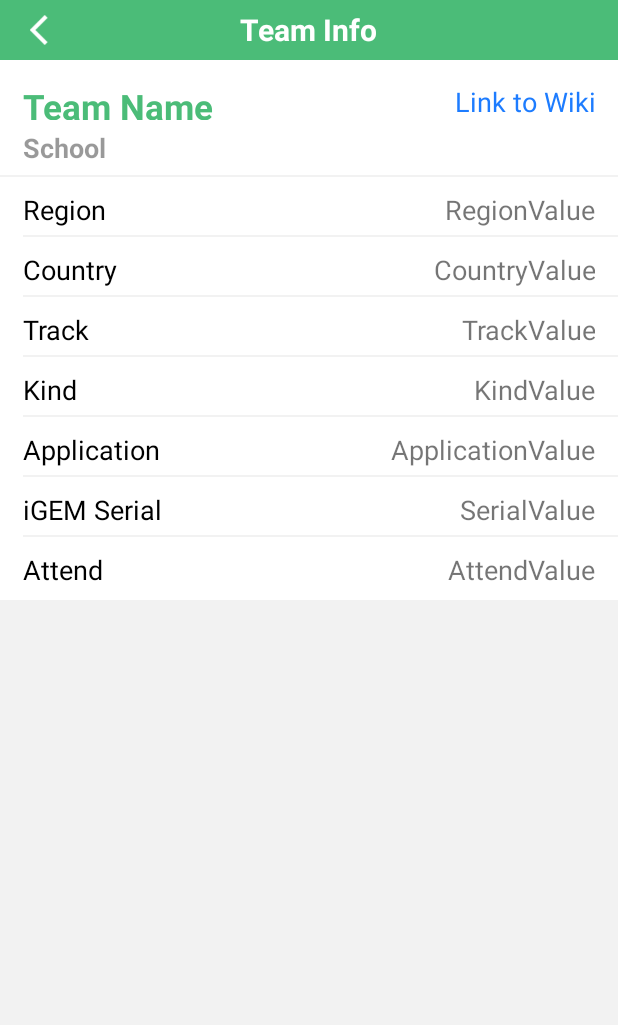
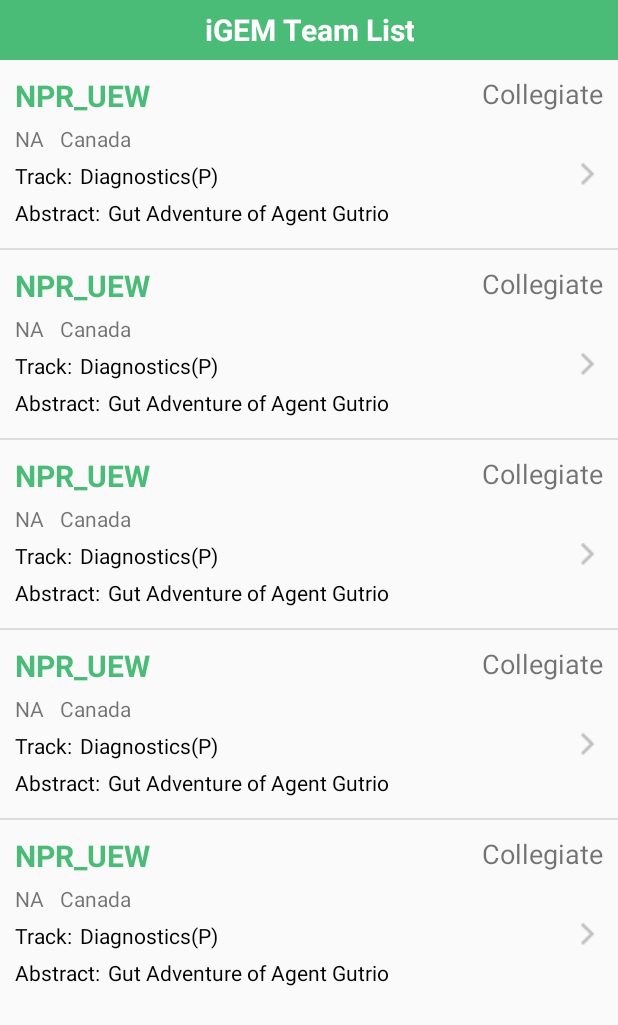
Before and after one commit to 3words4you/iGEMer, an Android app: the MainActivity screen opened directly, with no data from a screen before it, after a tap on "Search", on a phone screen of 412 x 824 dp. Shown: the top 1025 px of the screen. Run offline under Robolectric (Android 15) with nearby library versions, the phone set to English and light mode, and no system bars; our stand-ins replace Picasso; pictures from the network do not load.

Commit message:
add team list view

```diff
--- a/app/src/main/AndroidManifest.xml
+++ b/app/src/main/AndroidManifest.xml
@@ -34,6 +34,10 @@
         <activity
             android:name=".NewsDetailActivity"
             android:theme="@style/AppTheme" />
+        <activity android:name=".TeamListActivity"
+            android:theme="@style/AppTheme" />
+
+
     </application>
 
 </manifest>
--- a/app/src/main/java/yi/igemer/MainActivity.java
+++ b/app/src/main/java/yi/igemer/MainActivity.java
@@ -145,7 +145,7 @@ public class MainActivity extends AppCompatActivity implements View.OnClickListe
                 if(fSearch==null){
                     fSearch = new HomeFragment();
                     transaction.add(R.id.fragment_container,fSearch);
-                    Intent i = new Intent(this,TeamDetailActivity.class);
+                    Intent i = new Intent(this,TeamListActivity.class);
                     startActivity(i);
                 }else{
                     transaction.show(fSearch);
--- /dev/null
+++ b/app/src/main/java/yi/igemer/Team.java
@@ -0,0 +1,157 @@
+package yi.igemer;
+
+/**
+ * Created by yimo on 2017-12-30.
+ */
+
+public class Team {
+    private int teamID;
+    private String logo;
+    private String description;
+    private String name;
+    private String school;
+    private String wiki;
+    private String region;
+    private String country;
+    private String track;
+    private String kind;
+    private String application;
+    private String serial;
+    private String attend;
+    private String createdAt;
+
+    public Team(){
+
+    }
+
+    public Team(int teamID, String logo, String description, String name, String school, String wiki, String region, String country,
+                String track, String kind, String application, String serial, String attend, String createdAt){
+        this.teamID = teamID;
+        this.logo=logo;
+        this.description=description;
+        this.name = name;
+        this.name = school;
+        this.name = wiki;
+        this.name = region;
+        this.name = country;
+        this.name = track;
+        this.name = kind;
+        this.name = application;
+        this.name = serial;
+        this.name = attend;
+        this.name = createdAt;
+    }
+
+
+    public int getTeamID() {
+        return teamID;
+    }
+
+    public void setTeamID(int teamID) {
+        this.teamID = teamID;
+    }
+
+    public String getLogo() {
+        return logo;
+    }
+
+    public void setLogo(String logo) {
+        this.logo = logo;
+    }
+
+    public String getName() {
+        return name;
+    }
+
+    public void setName(String name) {
+        this.name = name;
+    }
+
+    public String getDescription() {
+        return description;
+    }
+
+    public void setDescription(String description) {
+        this.description = description;
+    }
+
+    public String getSchool() {
+        return school;
+    }
+
+    public void setSchool(String school) {
+        this.school = school;
+    }
+
+    public String getWiki() {
+        return wiki;
+    }
+
+    public void setWiki(String wiki) {
+        this.wiki = wiki;
+    }
+
+    public String getRegion() {
+        return region;
+    }
+
+    public void setRegion(String region) {
+        this.region = region;
+    }
+
+    public String getCountry() {
+        return country;
+    }
+
+    public void setCountry(String country) {
+        this.country = country;
+    }
+
+    public String getTrack() {
+        return track;
+    }
+
+    public void setTrack(String track) {
+        this.track = track;
+    }
+
+    public String getKind() {
+        return kind;
+    }
+
+    public void setKind(String kind) {
+        this.kind = kind;
+    }
+
+    public String getApplication() {
+        return application;
+    }
+
+    public void setApplication(String application) {
+        this.application = application;
+    }
+
+    public String getSerial() {
+        return serial;
+    }
+
+    public void setSerial(String serial) {
+        this.serial = serial;
+    }
+
+    public String getAttend() {
+        return attend;
+    }
+
+    public void setAttend(String attend) {
+        this.attend = attend;
+    }
+
+    public String getCreatedAt() {
+        return createdAt;
+    }
+
+    public void setCreatedAt(String createdAt) {
+        this.createdAt = createdAt;
+    }
+}
--- /dev/null
+++ b/app/src/main/java/yi/igemer/TeamListActivity.java
@@ -0,0 +1,50 @@
+package yi.igemer;
+
+import android.content.Intent;
+import android.support.v7.app.AppCompatActivity;
+import android.os.Bundle;
+import android.view.View;
+import android.widget.AdapterView;
+import android.widget.ListView;
+
+import java.util.ArrayList;
+import java.util.List;
+
+public class TeamListActivity extends AppCompatActivity {
+
+    private ListView teamListView;
+    private List<Team> teamList;
+    private TeamListAdapter teamAdapter;
+    @Override
+    protected void onCreate(Bundle savedInstanceState) {
+        super.onCreate(savedInstanceState);
+        setContentView(R.layout.activity_team_list);
+
+        //set up list view team
+        teamListView = (ListView) findViewById(R.id.lvAllTeam);
+
+        teamList = new ArrayList<>();
+        teamList.add(new Team(1,"1","1","1","1","1","1","1","1","1","1","1","1","1"));
+        teamList.add(new Team(1,"1","1","1","1","1","1","1","1","1","1","1","1","1"));
+        teamList.add(new Team(1,"1","1","1","1","1","1","1","1","1","1","1","1","1"));
+        teamList.add(new Team(1,"1","1","1","1","1","1","1","1","1","1","1","1","1"));
+        teamList.add(new Team(1,"1","1","1","1","1","1","1","1","1","1","1","1","1"));
+
+        DatabaseHelper db = new DatabaseHelper(this);
+        teamAdapter = new TeamListAdapter(this,teamList);
+
+        teamListView.setAdapter(teamAdapter);
+
+        teamListView.setOnItemClickListener(new AdapterView.OnItemClickListener(){
+
+            @Override
+            public void onItemClick(AdapterView<?> adapterView, View view, int i, long l) {
+//                Intent intent = new Intent(view.getContext(), NewsDetailActivity.class);
+//                Bundle b = new Bundle();
+//                b.putInt("newsID", Integer.parseInt(view.getTag().toString()));
+//                intent.putExtras(b);
+//                startActivity(intent);
+            }
+        });
+    }
+}
--- /dev/null
+++ b/app/src/main/java/yi/igemer/TeamListAdapter.java
@@ -0,0 +1,56 @@
+package yi.igemer;
+
+import android.content.Context;
+import android.view.View;
+import android.view.ViewGroup;
+import android.widget.BaseAdapter;
+import android.widget.ImageView;
+import android.widget.TextView;
+
+import com.squareup.picasso.Picasso;
+
+import java.util.List;
+
+/**
+ * Created by yimo on 2017-12-30.
+ */
+
+public class TeamListAdapter extends BaseAdapter {
+    private Context mContext;
+    private List<Team> mTeamList;
+
+    public TeamListAdapter(Context mContext, List<Team> mTeamList) {
+        this.mContext = mContext;
+        this.mTeamList = mTeamList;
+    }
+
+    @Override
+    public int getCount() {
+        return mTeamList.size();
+    }
+
+    @Override
+    public Object getItem(int i) {
+        return mTeamList.get(i);
+    }
+
+    @Override
+    public long getItemId(int i) {
+        return i;
+    }
+
+    @Override
+    public View getView(int i, View view, ViewGroup viewGroup) {
+        View v = View.inflate(mContext,R.layout.list_item_team,null);
+//        ImageView ivLogo = (ImageView)v.findViewById(R.id.ivNewsLogo);
+//        TextView tvTitle = (TextView)v.findViewById(R.id.tvNewsTitle);
+//        TextView tvCreatedAt = (TextView)v.findViewById(R.id.tvNewsCreatedAt);
+//        tvTitle.setText(mNewsList.get(i).getTitle());
+//        tvCreatedAt.setText(mNewsList.get(i).getCreatedAt());
+//
+//        String logo = mNewsList.get(i).getLogo();
+//        Picasso.with(v.getContext()).load(logo).into(ivLogo);
+        v.setTag(mTeamList.get(i).getTeamID());
+        return v;
+    }
+}
--- /dev/null
+++ b/app/src/main/res/font/font.xml
@@ -0,0 +1,7 @@
+<?xml version="1.0" encoding="utf-8"?>
+<font-family xmlns:android="http://schemas.android.com/apk/res/android">
+    <font
+        android:fontStyle="normal"
+        android:fontWeight="700"
+       />
+</font-family>
--- /dev/null
+++ b/app/src/main/res/layout/activity_team_list.xml
@@ -0,0 +1,41 @@
+<?xml version="1.0" encoding="utf-8"?>
+<RelativeLayout xmlns:android="http://schemas.android.com/apk/res/android"
+    xmlns:app="http://schemas.android.com/apk/res-auto"
+    xmlns:tools="http://schemas.android.com/tools"
+    android:layout_width="match_parent"
+    android:layout_height="match_parent"
+    tools:context="yi.igemer.TeamListActivity">
+
+    <RelativeLayout
+        android:id="@+id/tbltIGEMTeamList"
+        android:layout_width="match_parent"
+        android:layout_height="40dp"
+        android:layout_centerHorizontal="true"
+        android:background="@color/green">
+
+        <TextView
+            android:id="@+id/tvHeaderTeamList"
+            android:layout_width="wrap_content"
+            android:layout_height="30dp"
+            android:layout_centerHorizontal="true"
+            android:layout_centerVertical="true"
+            android:gravity="center"
+            android:text="@string/tv_header_teams_list"
+            android:textColor="@color/white"
+            android:textSize="20sp"
+            android:textStyle="bold" />
+
+    </RelativeLayout>
+
+    <RelativeLayout
+        android:layout_width="match_parent"
+        android:layout_height="wrap_content"
+        android:layout_below="@+id/tbltIGEMTeamList" >
+
+        <ListView
+            android:id="@+id/lvAllTeam"
+            android:layout_width="match_parent"
+            android:layout_height="wrap_content" />
+
+    </RelativeLayout>
+</RelativeLayout>
--- /dev/null
+++ b/app/src/main/res/layout/list_item_team.xml
@@ -0,0 +1,129 @@
+<?xml version="1.0" encoding="utf-8"?>
+<RelativeLayout xmlns:android="http://schemas.android.com/apk/res/android"
+    xmlns:app="http://schemas.android.com/apk/res-auto"
+    android:layout_width="match_parent"
+    android:layout_height="wrap_content"
+    android:orientation="vertical"
+    android:padding="10dp">
+
+
+    <LinearLayout
+        android:id="@+id/ly_team_list_name"
+        android:layout_width="match_parent"
+        android:layout_height="wrap_content"
+        android:orientation="horizontal">
+        <TextView
+            android:id="@+id/txt_team_list_name"
+            android:layout_width="wrap_content"
+            android:layout_height="wrap_content"
+            android:text="NPR_UEW"
+            android:textColor="@color/green"
+            android:textSize="20sp"
+            android:textStyle="bold" />
+
+        <LinearLayout
+            android:layout_width="match_parent"
+            android:layout_height="match_parent"
+            android:layout_weight="1"
+            android:orientation="horizontal">
+
+            <TextView
+                android:id="@+id/txt_team_list_kind"
+                android:layout_width="wrap_content"
+                android:layout_height="wrap_content"
+                android:layout_weight="1"
+                android:gravity="right"
+                android:text="Collegiate"
+                android:textSize="18sp" />
+        </LinearLayout>
+
+    </LinearLayout>
+
+    <RelativeLayout
+        android:id="@+id/lt_team_info"
+        android:layout_width="wrap_content"
+        android:layout_height="wrap_content"
+        android:layout_toLeftOf="@+id/ly_team_list_forward"
+        android:layout_below="@id/ly_team_list_name">
+        <LinearLayout
+            android:id="@+id/ly_team_list_area"
+            android:layout_width="match_parent"
+            android:layout_height="wrap_content"
+            android:orientation="horizontal"
+            android:layout_marginTop="5dp">
+            <TextView
+                android:id="@+id/txt_team_list_region"
+                android:layout_width="wrap_content"
+                android:layout_height="wrap_content"
+                android:text="NA" />
+            <TextView
+                android:id="@+id/txt_team_list_country"
+                android:layout_width="wrap_content"
+                android:layout_height="wrap_content"
+                android:layout_marginLeft="10dp"
+                android:text="Canada" />
+        </LinearLayout>
+
+        <LinearLayout
+            android:id="@+id/ly_team_list_track"
+            android:layout_width="match_parent"
+            android:layout_height="wrap_content"
+            android:layout_below="@+id/ly_team_list_area"
+            android:orientation="horizontal"
+            android:layout_marginTop="5dp">
+            <TextView
+                android:id="@+id/txt_team_list_track"
+                android:layout_width="wrap_content"
+                android:layout_height="wrap_content"
+                android:text="Track:"
+                android:textColor="@color/black"/>
+            <TextView
+                android:id="@+id/txt_team_list_track_value"
+                android:layout_width="wrap_content"
+                android:layout_height="wrap_content"
+                android:layout_marginLeft="5dp"
+                android:text="Diagnostics(P)"
+                android:textColor="@color/black"/>
+        </LinearLayout>
+
+        <LinearLayout
+            android:id="@+id/ly_team_list_abstract"
+            android:layout_width="match_parent"
+            android:layout_height="wrap_content"
+            android:layout_below="@+id/ly_team_list_track"
+            android:orientation="horizontal"
+            android:layout_marginTop="5dp">
+            <TextView
+                android:id="@+id/txt_team_list_abstract"
+                android:layout_width="wrap_content"
+                android:layout_height="wrap_content"
+                android:text="Abstract:"
+                android:textColor="@color/black"/>
+            <TextView
+                android:id="@+id/txt_team_list_abstract_value"
+                android:layout_width="wrap_content"
+                android:layout_height="wrap_content"
+                android:layout_marginLeft="5dp"
+                android:text="Gut Adventure of Agent Gutrio"
+                android:textColor="@color/black"/>
+        </LinearLayout>
+    </RelativeLayout>
+
+    <RelativeLayout
+        android:id="@+id/ly_team_list_forward"
+        android:layout_width="20dp"
+        android:layout_height="78dp"
+        android:layout_below="@id/ly_team_list_name"
+        android:layout_alignParentEnd="true"
+        android:layout_alignParentRight="true"
+        android:gravity="center">
+
+        <ImageView
+            android:id="@+id/imageView2"
+            android:layout_width="wrap_content"
+            android:layout_height="wrap_content"
+            app:srcCompat="@drawable/team_forward"
+            android:scaleType="fitXY" />
+    </RelativeLayout>
+
+</RelativeLayout>
--- a/app/src/main/res/values/strings.xml
+++ b/app/src/main/res/values/strings.xml
@@ -15,4 +15,5 @@
     <string name="tv_header_team">Team Info</string>
     <string name="tv_header_news">News List</string>
     <string name="txt_more">more ></string>
+    <string name="tv_header_teams_list">iGEM Team List</string>
 </resources>
```
Also changed, not shown: app/src/main/res/drawable/team_forward.png (added).
